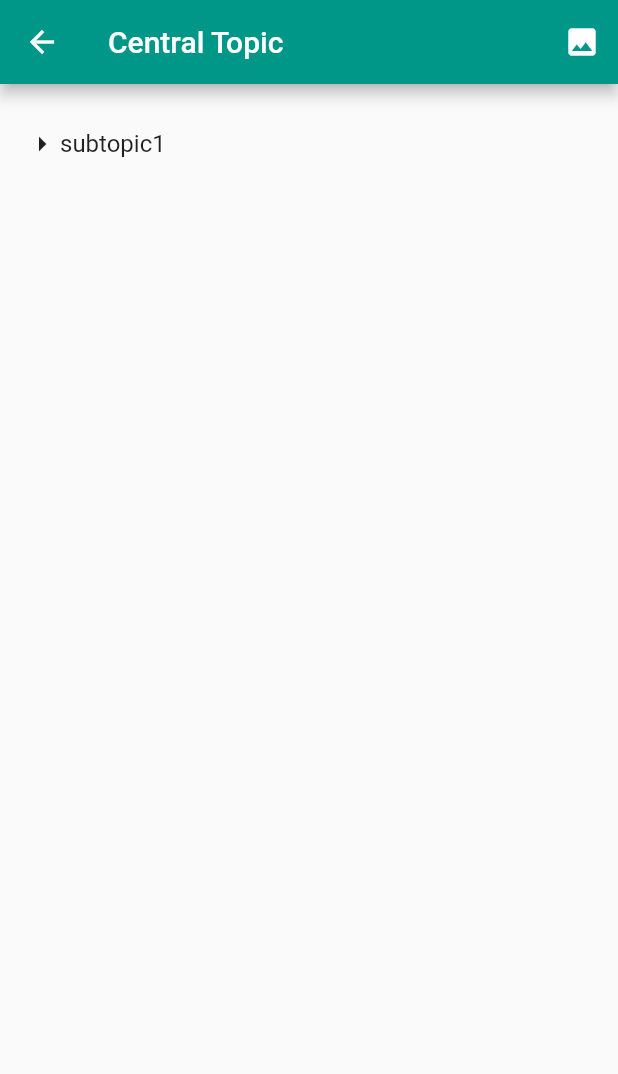
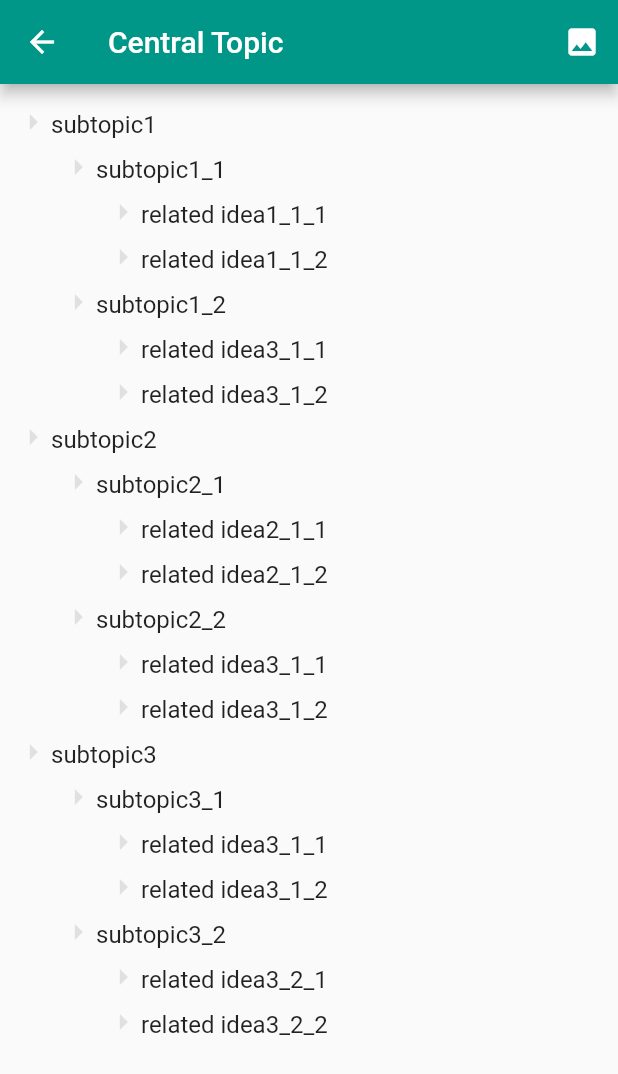
Before and after one commit to KokiYamane/note2mind, a Flutter app: the screen it shows after launch, after a tap on the "add" icon, on a phone screen of 412 x 824 dp. Shown: the top 1074 px of the screen. Run offline on Flutter 3.47's test engine with Material 2 defaults, Android fonts, the phone set to English and light mode, and no system bars; our stand-ins replace shared_preferences; missing offline and left inert: esys_flutter_share, firebase_admob, zoom_widget; accounts and stored records are empty.

Commit message:
tree edit page update

```diff
--- a/lib/TreeEdit.dart
+++ b/lib/TreeEdit.dart
@@ -5,6 +5,9 @@ import 'package:flutter/material.dart';
 
 import 'package:note2mind/Node.dart';
 import 'package:note2mind/Mindmap.dart';
+
+List<Widget> widgetList;
+Node currentNode;
 
 class TreeEdit extends StatelessWidget {
   final String _current;
@@ -17,12 +20,11 @@ class TreeEdit extends StatelessWidget {
     final Node root = Node.readMarkdown(_current);
 
     return Container(
-      margin: const EdgeInsets.fromLTRB(0, 0, 0, 60),
-      child: Scaffold(
-        appBar: _buildAppBar(context, root),
-        body: TreeEditField(root: root, onChanged: _onChanged),
-      )
-    );
+        margin: const EdgeInsets.fromLTRB(0, 0, 0, 60),
+        child: Scaffold(
+          appBar: _buildAppBar(context, root),
+          body: TreeEditField(root: root, onChanged: _onChanged),
+        ));
   }
 
   Widget _buildAppBar(BuildContext context, Node root) {
@@ -34,9 +36,7 @@ class TreeEdit extends StatelessWidget {
           border: InputBorder.none,
         ),
         style: TextStyle(
-            fontSize: 20,
-            fontWeight: FontWeight.w500,
-            color: Colors.white),
+            fontSize: 20, fontWeight: FontWeight.w500, color: Colors.white),
         onChanged: (text) {
           root.title = text;
           _onChanged(root.writeMarkdown());
@@ -46,11 +46,10 @@ class TreeEdit extends StatelessWidget {
         IconButton(
           icon: Icon(Icons.image),
           onPressed: () {
-            Navigator.of(context).push(
-              MaterialPageRoute<void>(builder: (BuildContext context) {
-                return MindmapPage(root);
-              })
-            );
+            Navigator.of(context)
+                .push(MaterialPageRoute<void>(builder: (BuildContext context) {
+              return MindmapPage(root);
+            }));
           },
         ),
       ],
@@ -73,9 +72,50 @@ class TreeEditField extends StatefulWidget {
 }
 
 class _TreeEditFieldState extends State<TreeEditField> {
-  Node currentNode;
-  bool dustbin = false;
+  _buildData(Node node, [int level = 0]) {
+    node.children.forEach((child) {
+      widgetList
+          .add(Line(root: child, level: level, onChanged: widget.onChanged));
+      _buildData(child, level + 1);
+    });
+  }
 
+  @override
+  void initState() {
+    super.initState();
+
+    widgetList = new List<Widget>();
+    _buildData(widget.root);
+  }
+
+  @override
+  Widget build(BuildContext context) {
+    Timer(const Duration(milliseconds: 200), _onTimer);
+
+    return SingleChildScrollView(
+        padding: EdgeInsets.all(10.0),
+        child: Column(
+          children: widgetList,
+        ));
+  }
+
+  void _onTimer() {
+    if (currentNode != null) currentNode.getFocusNode().requestFocus();
+  }
+}
+
+class Line extends StatefulWidget {
+  Line({Key key, this.root, this.level, this.onChanged}) : super(key: key);
+
+  final Node root;
+  final int level;
+  final Function onChanged;
+
+  @override
+  _LineState createState() => _LineState();
+}
+
+class _LineState extends State<Line> {
   @override
   void initState() {
     super.initState();
@@ -83,93 +123,16 @@ class _TreeEditFieldState extends State<TreeEditField> {
 
   @override
   Widget build(BuildContext context) {
-    Timer(const Duration(milliseconds: 200), _onTimer);
-
-    return Scaffold(
-        body: SingleChildScrollView(
-          padding: const EdgeInsets.all(16.0),
-          child: _createField(widget.root),
+    return Dismissible(
+        key: UniqueKey(),
+        direction: DismissDirection.startToEnd,
+        child: Container(
+          height: 30,
+          child: _buildWrappedLine(widget.root),
         ),
-        floatingActionButton: Visibility(
-          child: DragTarget<Node>(
-            builder: (context, candidateData, rejectedData) {
-              return ClipRRect(
-                borderRadius: BorderRadius.circular(8.0),
-                child: Container(
-                  width: 80,
-                  height: 80,
-                  color: Colors.grey,
-                  child: Icon(Icons.delete),
-                )
-              );
-            },
-            onAccept: (thisNode) {
-              setState(() {
-                thisNode.remove();
-              });
-              widget.onChanged(widget.root.writeMarkdown());
-            },
-          ),
-          visible: dustbin,
-        ));
-  }
-
-  void _onTimer() {
-    if (currentNode != null) currentNode.getFocusNode().requestFocus();
-  }
-
-  Widget _createField(Node node, [int level = 0]) {
-    Widget childrenColumn = Column(
-        children: node.children.map<Widget>((Node child) {
-      return _createField(child, level + 1);
-    }).toList());
-
-    List<Widget> mainWidgetList = new List<Widget>();
-    if (level == 0) {
-      mainWidgetList.add(childrenColumn);
-    } else {
-      mainWidgetList.add(_buildWrappedLine(node));
-      mainWidgetList.add(Container(
-          margin: const EdgeInsets.fromLTRB(30, 0, 0, 0),
-          child: childrenColumn));
-    }
-
-    return DragTarget<Node>(
-      builder: (context, candidateData, rejectedData) {
-        return LongPressDraggable<Node>(
-          data: node,
-          child: Column(children: mainWidgetList),
-          feedback: Card(
-              child: Container(
-                  height: 50 * node.getNodeNum().toDouble(),
-                  width: 300,
-                  child: Column(children: mainWidgetList))),
-          onDragStarted: () {
-            setState(() {
-              dustbin = true;
-            });
-          },
-          onDragEnd: (draggableDetails) {
-            setState(() {
-              dustbin = false;
-            });
-          },
-        );
-      },
-      onAccept: (thisNode) {
-        setState(() {
-          thisNode.move(node);
+        onDismissed: (direction) {
+          setState(() {});
         });
-        widget.onChanged(widget.root.writeMarkdown());
-      },
-    );
-  }
-
-  Widget _buildWrappedLine(Node node) {
-    return Row(children: <Widget>[
-      Icon(Icons.arrow_right),
-      Expanded(child: _buildLine(node)),
-    ]);
   }
 
   Widget _buildLine(Node node) {
@@ -187,10 +150,48 @@ class _TreeEditFieldState extends State<TreeEditField> {
         Node newNode;
         setState(() {
           newNode = node.getParent().insertChild(node, '');
+          // widgetList.add(Line(
+          //     root: newNode, level: widget.level, onChanged: widget.onChanged));
+          widgetList.insert(widgetList.indexOf(widget) + 1,
+            Line(root: newNode, level: widget.level + 1, onChanged: widget.onChanged));
         });
         currentNode = newNode;
         currentNode.getFocusNode().requestFocus();
       },
     );
   }
+
+  Widget _buildWrappedLine(Node node) {
+    return Row(children: <Widget>[
+      SpaceBox.width(30 * widget.level.toDouble()),
+      Icon(
+        Icons.arrow_right,
+        color: Colors.grey[300],
+      ),
+      Expanded(child: _buildLine(node)),
+      Visibility(
+        child: IconButton(
+          icon: Icon(
+            Icons.clear,
+            color: Colors.grey[700],
+          ),
+          onPressed: () {
+            setState(() {
+              node.remove();
+            });
+            widget.onChanged(widget.root.writeMarkdown());
+          },
+        ),
+        visible: false,
+      )
+    ]);
+  }
 }
+
+class SpaceBox extends SizedBox {
+  SpaceBox({double width = 8, double height = 8})
+      : super(width: width, height: height);
+
+  SpaceBox.width([double value = 8]) : super(width: value);
+  SpaceBox.height([double value = 8]) : super(height: value);
+}
--- a/lib/main.dart
+++ b/lib/main.dart
@@ -6,34 +6,34 @@ import 'package:note2mind/Node.dart';
 import 'package:note2mind/TreeEdit.dart';
 import 'package:note2mind/Mindmap.dart';
 
+String markdown = '''
+# Central Topic
+- subtopic1
+  - subtopic1_1
+    - related idea1_1_1
+    - related idea1_1_2
+  - subtopic1_2
+    - related idea3_1_1
+    - related idea3_1_2
+- subtopic2
+  - subtopic2_1
+    - related idea2_1_1
+    - related idea2_1_2
+  - subtopic2_2
+    - related idea3_1_1
+    - related idea3_1_2
+- subtopic3
+  - subtopic3_1
+    - related idea3_1_1
+    - related idea3_1_2
+  - subtopic3_2
+    - related idea3_2_1
+    - related idea3_2_2
+''';
 // String markdown = '''
 // # Central Topic
 // - subtopic1
-//   - subtopic1_1
-//     - related idea1_1_1
-//     - related idea1_1_2
-//   - subtopic1_2
-//     - related idea3_1_1
-//     - related idea3_1_2
-// - subtopic2
-//   - subtopic2_1
-//     - related idea2_1_1
-//     - related idea2_1_2
-//   - subtopic2_2
-//     - related idea3_1_1
-//     - related idea3_1_2
-// - subtopic3
-//   - subtopic3_1
-//     - related idea3_1_1
-//     - related idea3_1_2
-//   - subtopic3_2
-//     - related idea3_2_1
-//     - related idea3_2_2
 // ''';
-String markdown = '''
-# Central Topic
-- subtopic1
-''';
 
 void main() => runApp(MyApp());
 
@@ -151,6 +151,26 @@ class _MyHomePageState extends State<MyHomePage> {
     );
   }
 
+  Widget _buildCard(Node root, int index) {
+    return Card(
+        child: Container(
+            height: 150,
+            width: 150,
+            child: Column(children: <Widget>[
+              Expanded(
+                child: ListTile(
+                  title: Text(
+                    root.title,
+                    maxLines: 2,
+                  ),
+                  trailing: _buildPopupMenu(index),
+              )),
+              Padding(
+                  padding: const EdgeInsets.all(10.0),
+                  child: Mindmap(root: root)),
+            ])));
+  }
+
   Widget _buildWrappedCard(String content, int index) {
     Node root = Node.readMarkdown(content);
 
@@ -189,27 +209,7 @@ class _MyHomePageState extends State<MyHomePage> {
     );
   }
 
-  Widget _buildCard(Node root, int index) {
-    return Card(
-        child: Container(
-            height: 150,
-            width: 150,
-            child: Column(children: <Widget>[
-              Expanded(
-                  child: ListTile(
-                title: Text(
-                  root.title,
-                  maxLines: 2,
-                ),
-                trailing: _buildPopuMenu(index),
-              )),
-              Padding(
-                  padding: const EdgeInsets.all(10.0),
-                  child: Mindmap(root: root)),
-            ])));
-  }
-
-  Widget _buildPopuMenu(int index) {
+  Widget _buildPopupMenu(int index) {
     return PopupMenuButton<String>(
       onSelected: (String s) {
         if (s == 'copy') {
```
